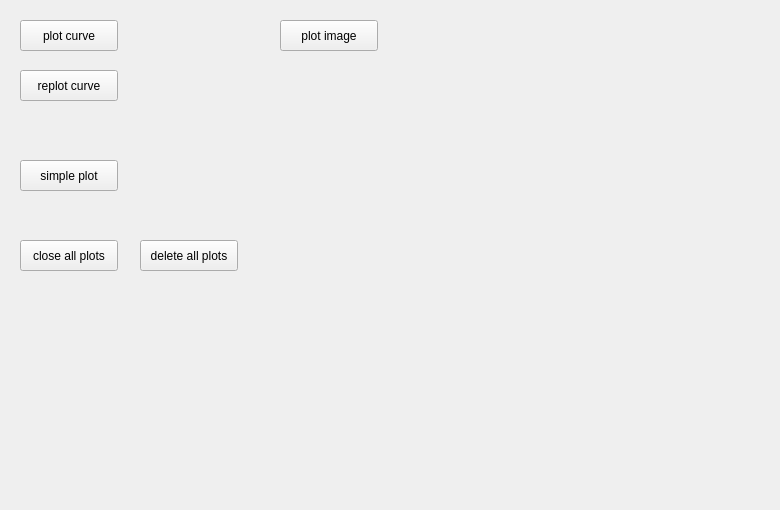
pgollor/pyGUI, file sampleModules/testPlotEninge/testPlotEninge.ui: the form before one commit.
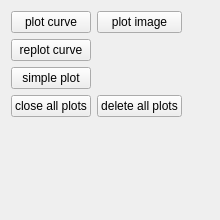
The form after the commit.

The edit to the form file:
```diff
--- a/sampleModules/testPlotEninge/testPlotEninge.ui
+++ b/sampleModules/testPlotEninge/testPlotEninge.ui
@@ -6,91 +6,83 @@
    <rect>
     <x>0</x>
     <y>0</y>
-    <width>780</width>
-    <height>510</height>
+    <width>220</width>
+    <height>220</height>
    </rect>
   </property>
   <property name="windowTitle">
    <string>Form</string>
   </property>
-  <widget class="QPushButton" name="pushButtonPlotCurve">
-   <property name="geometry">
-    <rect>
-     <x>20</x>
-     <y>20</y>
-     <width>98</width>
-     <height>31</height>
-    </rect>
-   </property>
-   <property name="text">
-    <string>plot curve</string>
-   </property>
-  </widget>
-  <widget class="QPushButton" name="pushButtonReplotCurve">
-   <property name="geometry">
-    <rect>
-     <x>20</x>
-     <y>70</y>
-     <width>98</width>
-     <height>31</height>
-    </rect>
-   </property>
-   <property name="text">
-    <string>replot curve</string>
-   </property>
-  </widget>
+  <layout class="QGridLayout" name="gridLayout">
+   <item row="0" column="3">
+    <spacer name="horizontalSpacer">
+     <property name="orientation">
+      <enum>Qt::Horizontal</enum>
+     </property>
+     <property name="sizeHint" stdset="0">
+      <size>
+       <width>40</width>
+       <height>20</height>
+      </size>
+     </property>
+    </spacer>
+   </item>
+   <item row="3" column="0">
   <widget class="QPushButton" name="pushButtonCloseAllPlots">
-   <property name="geometry">
-    <rect>
-     <x>20</x>
-     <y>240</y>
-     <width>98</width>
-     <height>31</height>
-    </rect>
-   </property>
    <property name="text">
     <string>close all plots</string>
    </property>
   </widget>
-  <widget class="QPushButton" name="pushButtonPlotImage">
-   <property name="geometry">
-    <rect>
-     <x>280</x>
-     <y>20</y>
-     <width>98</width>
-     <height>31</height>
-    </rect>
-   </property>
+   </item>
+   <item row="1" column="0">
+    <widget class="QPushButton" name="pushButtonReplotCurve">
+     <property name="text">
+      <string>replot curve</string>
+     </property>
+    </widget>
+   </item>
+   <item row="4" column="1">
+    <spacer name="verticalSpacer">
+     <property name="orientation">
+      <enum>Qt::Vertical</enum>
+     </property>
+     <property name="sizeHint" stdset="0">
+      <size>
+       <width>20</width>
+       <height>40</height>
+      </size>
+     </property>
+    </spacer>
+   </item>
+   <item row="0" column="0">
+    <widget class="QPushButton" name="pushButtonPlotCurve">
    <property name="text">
-    <string>plot image</string>
-   </property>
-  </widget>
+      <string>plot curve</string>
+     </property>
+    </widget>
+   </item>
+   <item row="2" column="0">
   <widget class="QPushButton" name="pushButtonSimplePlot">
-   <property name="geometry">
-    <rect>
-     <x>20</x>
-     <y>160</y>
-     <width>98</width>
-     <height>31</height>
-    </rect>
-   </property>
    <property name="text">
     <string>simple plot</string>
    </property>
   </widget>
+   </item>
+   <item row="0" column="1">
+    <widget class="QPushButton" name="pushButtonPlotImage">
+     <property name="text">
+      <string>plot image</string>
+     </property>
+    </widget>
+   </item>
+   <item row="3" column="1">
   <widget class="QPushButton" name="pushButtonDeleteAllPlots">
-   <property name="geometry">
-    <rect>
-     <x>140</x>
-     <y>240</y>
-     <width>98</width>
-     <height>31</height>
-    </rect>
-   </property>
    <property name="text">
     <string>delete all plots</string>
    </property>
   </widget>
+   </item>
+  </layout>
  </widget>
  <resources/>
  <connections/>
```
Lines whose indentation alone changed are shown as unchanged.
